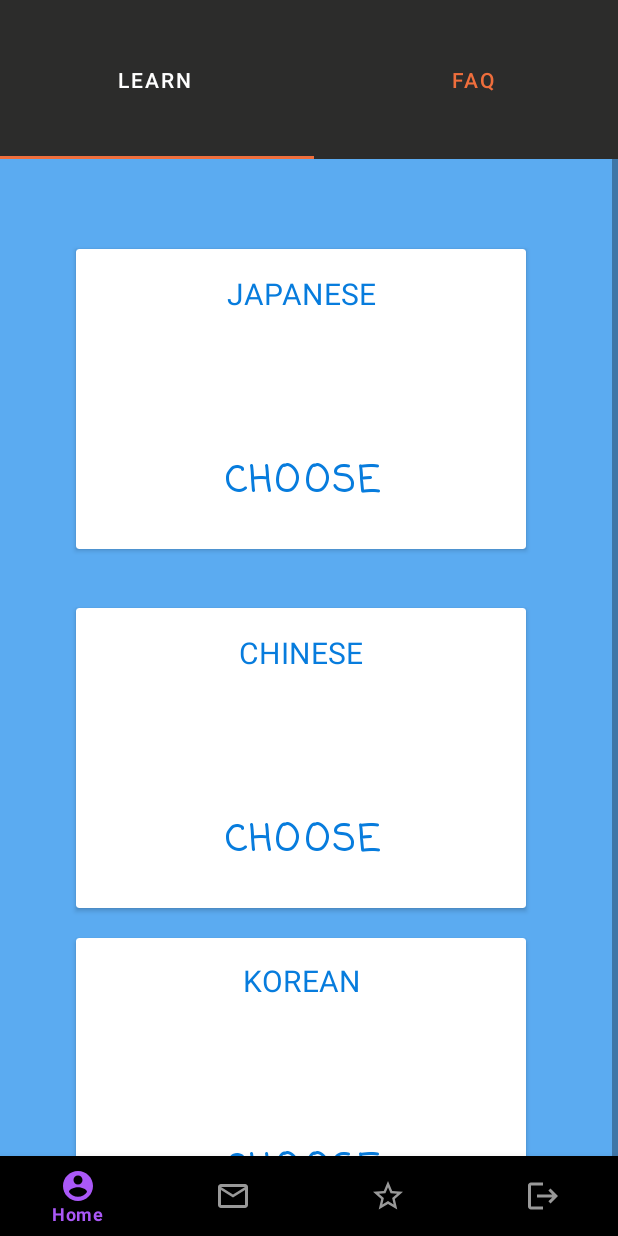
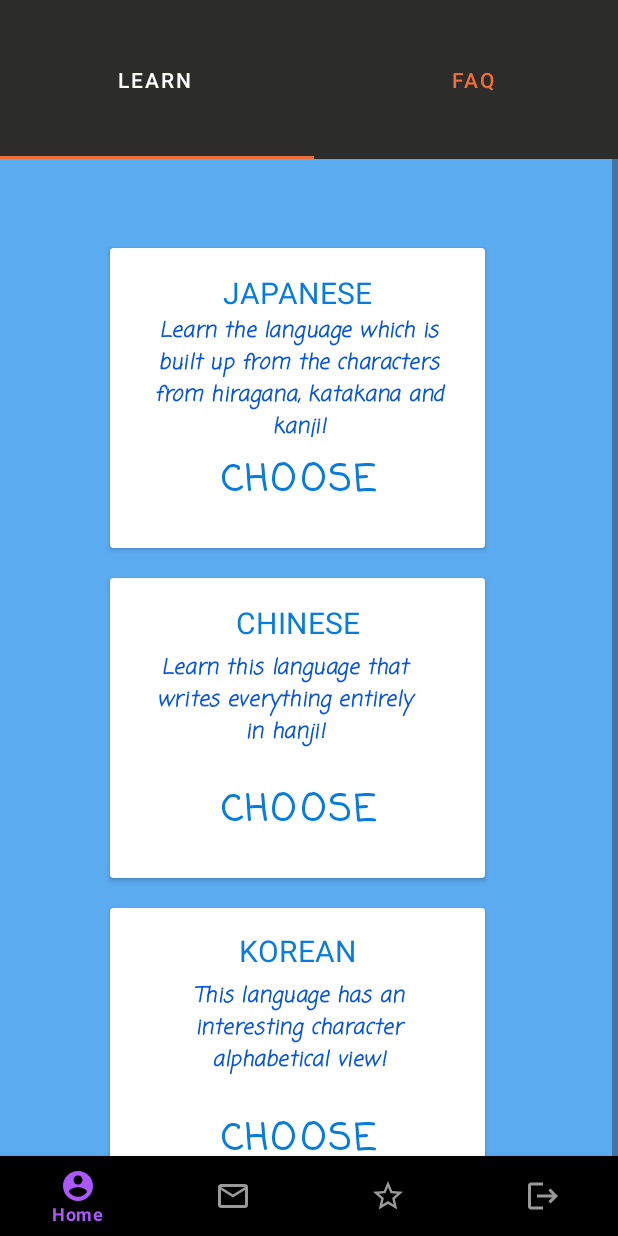
Before and after one commit to Haruberi/MyApp, an Android app: the LearnFragment screen opened directly, with no data from a screen before it, on a phone screen of 412 x 824 dp. Run offline under Robolectric (Android 15) with nearby library versions, the phone set to English and light mode, and no system bars; Roboto replaces fonts that are not available here.

Commit message:
Add supporting text in LanguageCards

```diff
--- a/app/src/main/res/layout/fragment_learn.xml
+++ b/app/src/main/res/layout/fragment_learn.xml
@@ -17,7 +17,7 @@
         <!--Japanese card-->
         <androidx.cardview.widget.CardView
             android:id="@+id/jpnCard"
-            android:layout_width="300dp"
+            android:layout_width="250dp"
             android:layout_height="200dp"
             android:layout_marginTop="20dp"
             app:layout_constraintBottom_toBottomOf="parent"
@@ -47,6 +47,7 @@
                     app:layout_constraintTop_toTopOf="parent"
                     app:layout_constraintVertical_bias="0.894" />
 
+                <!--Title-->
                 <TextView
                     android:id="@+id/jpnTitle"
                     android:layout_width="wrap_content"
@@ -62,13 +63,30 @@
                     app:layout_constraintTop_toTopOf="parent"
                     app:layout_constraintVertical_bias="0.1" />
 
+                <!--Supporting text-->
+                <TextView
+                    android:id="@+id/jpnContextText"
+                    android:layout_width="218dp"
+                    android:layout_height="81dp"
+                    android:fontFamily="casual"
+                    android:gravity="center_horizontal"
+                    android:text="@string/jpnContext"
+                    android:textAppearance="?attr/textAppearanceBody2"
+                    android:textColor="#0755DD"
+                    android:textSize="14sp"
+                    android:textStyle="bold|italic"
+                    app:layout_constraintBottom_toTopOf="@+id/jpnBtn"
+                    app:layout_constraintEnd_toEndOf="@+id/jpnTitle"
+                    app:layout_constraintStart_toStartOf="@+id/jpnTitle"
+                    app:layout_constraintTop_toBottomOf="@+id/jpnTitle" />
+
             </androidx.constraintlayout.widget.ConstraintLayout>
         </androidx.cardview.widget.CardView>
 
         <!--Chinese card-->
         <androidx.cardview.widget.CardView
             android:id="@+id/chiCard"
-            android:layout_width="300dp"
+            android:layout_width="250dp"
             android:layout_height="200dp"
             android:layout_marginTop="20dp"
             app:layout_constraintBottom_toBottomOf="parent"
@@ -76,7 +94,7 @@
             app:layout_constraintHorizontal_bias="0.0"
             app:layout_constraintStart_toStartOf="@+id/jpnCard"
             app:layout_constraintTop_toBottomOf="@+id/jpnCard"
-            app:layout_constraintVertical_bias="0.069">
+            app:layout_constraintVertical_bias="0.0">
 
             <androidx.constraintlayout.widget.ConstraintLayout
                 android:layout_width="match_parent"
@@ -98,6 +116,7 @@
                     app:layout_constraintTop_toTopOf="parent"
                     app:layout_constraintVertical_bias="0.894" />
 
+                <!--Title-->
                 <TextView
                     android:id="@+id/chiTitle"
                     android:layout_width="wrap_content"
@@ -112,17 +131,37 @@
                     app:layout_constraintStart_toStartOf="parent"
                     app:layout_constraintTop_toTopOf="parent"
                     app:layout_constraintVertical_bias="0.158" />
-        </androidx.constraintlayout.widget.ConstraintLayout>
-</androidx.cardview.widget.CardView>
+
+                <!--Supporting text-->
+                <TextView
+                    android:id="@+id/chiContextText"
+                    android:layout_width="181dp"
+                    android:layout_height="77dp"
+                    android:layout_marginTop="12dp"
+                    android:fontFamily="casual"
+                    android:gravity="center_horizontal"
+                    android:text="@string/chiContext"
+                    android:textAppearance="?attr/textAppearanceBody2"
+                    android:textColor="#0755DD"
+                    android:textSize="14sp"
+                    android:textStyle="bold|italic"
+                    app:layout_constraintBottom_toTopOf="@+id/chiBtn"
+                    app:layout_constraintEnd_toEndOf="@+id/chiTitle"
+                    app:layout_constraintHorizontal_bias="0.6"
+                    app:layout_constraintStart_toStartOf="@+id/chiTitle"
+                    app:layout_constraintTop_toBottomOf="@+id/chiTitle"
+                    app:layout_constraintVertical_bias="1.0" />
+            </androidx.constraintlayout.widget.ConstraintLayout>
+        </androidx.cardview.widget.CardView>
 
 
         <!--Korean card-->
         <androidx.cardview.widget.CardView
             android:id="@+id/korCard"
-            android:layout_width="300dp"
+            android:layout_width="250dp"
             android:layout_height="200dp"
             android:layout_marginTop="20dp"
-            android:layout_marginBottom="40dp"
+            android:layout_marginBottom="50dp"
             app:layout_constraintBottom_toBottomOf="parent"
             app:layout_constraintEnd_toEndOf="@+id/chiCard"
             app:layout_constraintStart_toStartOf="@+id/chiCard"
@@ -150,6 +189,7 @@
                     app:layout_constraintTop_toTopOf="parent"
                     app:layout_constraintVertical_bias="0.887" />
 
+                <!--Title-->
                 <TextView
                     android:id="@+id/korTitle"
                     android:layout_width="wrap_content"
@@ -164,6 +204,22 @@
                     app:layout_constraintStart_toStartOf="parent"
                     app:layout_constraintTop_toTopOf="parent"
                     app:layout_constraintVertical_bias="0.148" />
+
+                <TextView
+                    android:id="@+id/korContextText"
+                    android:layout_width="178dp"
+                    android:layout_height="72dp"
+                    android:fontFamily="casual"
+                    android:gravity="center_horizontal"
+                    android:text="@string/korContext"
+                    android:textAppearance="?attr/textAppearanceBody2"
+                    android:textColor="#0755DD"
+                    android:textSize="14sp"
+                    android:textStyle="bold|italic"
+                    app:layout_constraintBottom_toTopOf="@+id/korBtn"
+                    app:layout_constraintEnd_toEndOf="@+id/korTitle"
+                    app:layout_constraintStart_toStartOf="@+id/korTitle"
+                    app:layout_constraintTop_toBottomOf="@+id/korTitle" />
             </androidx.constraintlayout.widget.ConstraintLayout>
         </androidx.cardview.widget.CardView>
 
--- a/app/src/main/res/values/strings.xml
+++ b/app/src/main/res/values/strings.xml
@@ -51,7 +51,9 @@
     <string name="chooseChiBtnText">CHINESE</string>
     <string name="chooseKorBtnText">KOREAN</string>
     <string name="chooseBtn">Choose</string>
-    <string name="jpnContext">Learn the language which is built up with characters from hiragana, katakana and kanji...!</string>
+    <string name="jpnContext">Learn the language which is built up from the characters from hiragana, katakana and kanji!</string>
+    <string name="chiContext">Learn this language that writes everything entirely in hanji!</string>
+    <string name="korContext">This language has an interesting character alphabetical view!</string>
 
     <!--fragment faq-->
     <string name="faqTitle">FAQ Page</string>
```
